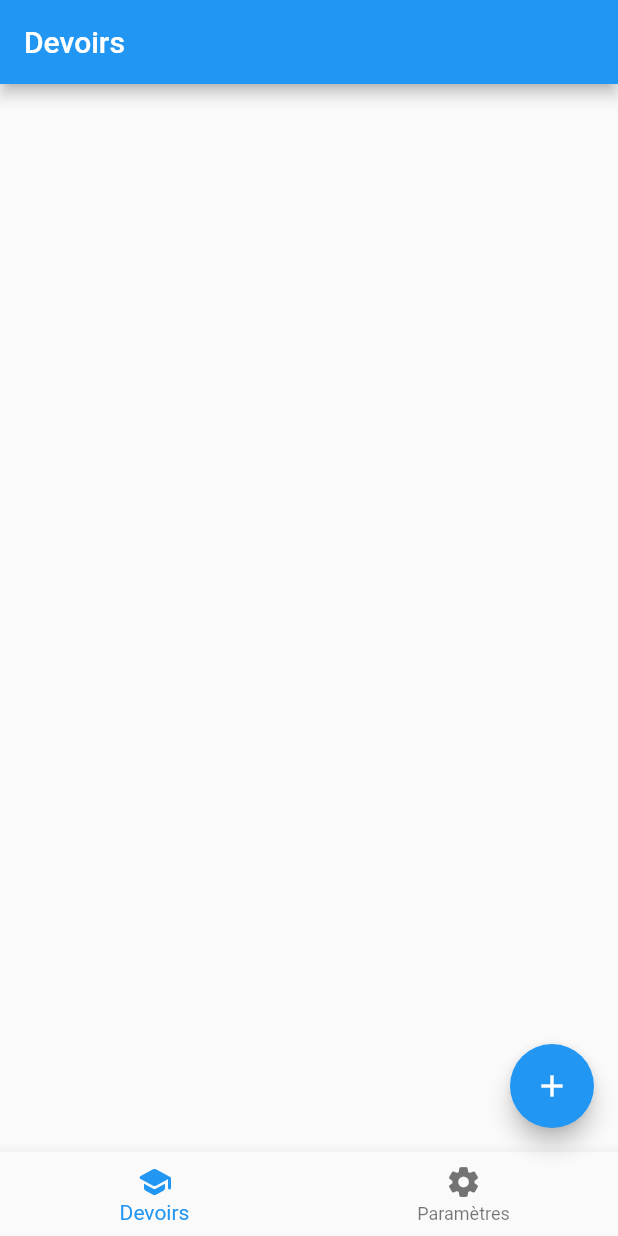
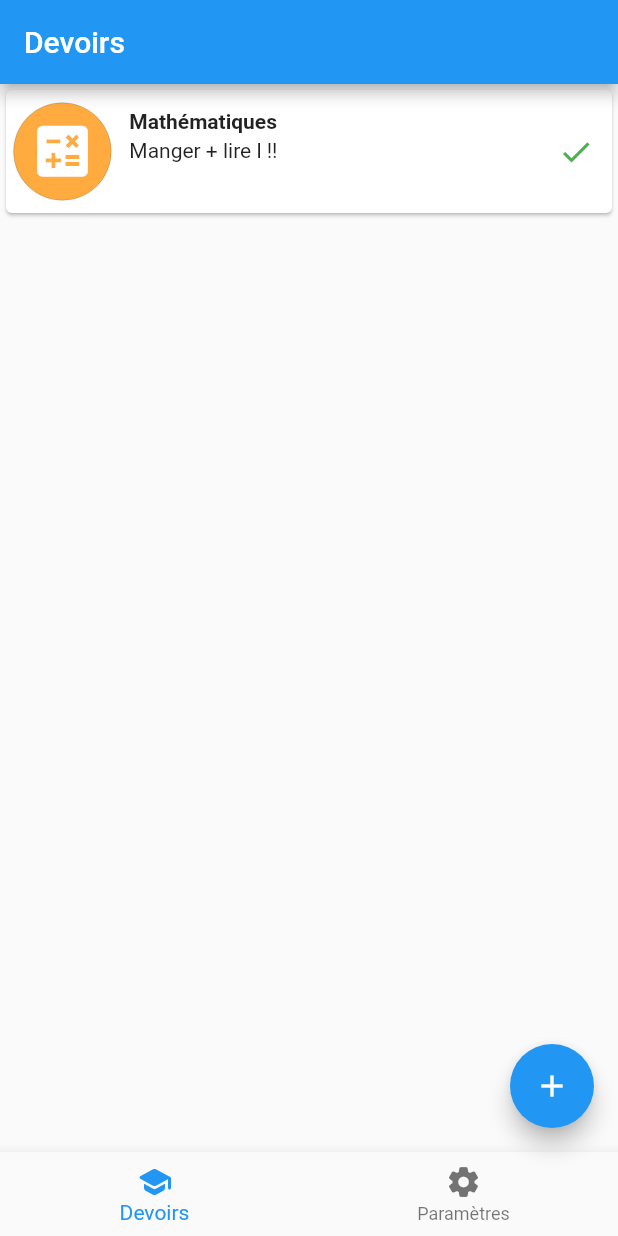
Before and after one commit to alessandrolapizza/tm_college_app, a Flutter app: the screen it shows after launch, on a phone screen of 412 x 824 dp. Run offline on Flutter 3.47's test engine with Material 2 defaults, Android fonts, the phone set to English and light mode, and no system bars.

Commit message:
créé carte de devoir

```diff
--- a/lib/widgets/main.dart
+++ b/lib/widgets/main.dart
@@ -1,4 +1,5 @@
 import 'package:flutter/material.dart';
+import "package:intl/intl.dart";
 
 import 'bottombar.dart';
 
@@ -38,6 +39,73 @@ class _MyAppState extends State<MyApp> {
         appBar: AppBar(
           title: Text(_textToShow),
         ),
+        body: Column(
+          children: [
+            InkWell(
+              onTap: () {},
+              child: Container(
+                height: 90,
+                width: double.infinity,
+                child: Card(
+                  child: Row(
+                    children: [
+                      Row(
+                        children: [
+                          Container(
+                            margin: EdgeInsets.all(5),
+                            padding: EdgeInsets.all(10),
+                            decoration: BoxDecoration(
+                              color: Colors.orangeAccent, //à construire
+                              shape: BoxShape.circle,
+                              border: Border.all(
+                                width: 0.1,
+                              ),
+                            ),
+                            child: Icon(
+                              Icons.calculate, // à construire
+                              color: Colors.white,
+                              size: 45,
+                            ),
+                          ),
+                          Container(
+                            margin: EdgeInsets.symmetric(
+                              vertical: 13,
+                              horizontal: 7,
+                            ),
+                            child: Column(
+                              children: [
+                                Text(
+                                  "Mathématiques", // à construire
+                                  style: TextStyle(fontWeight: FontWeight.w600),
+                                ),
+                                Container(
+                                  margin: EdgeInsets.only(top: 3),
+                                  child: Text(
+                                    "Manger + lire l !!",
+                                    overflow: TextOverflow.clip,
+                                  ),
+                                ), // à construire
+                              ],
+                              crossAxisAlignment: CrossAxisAlignment.start,
+                            ),
+                          ),
+                        ],
+                      ),
+                      Container(
+                        child: IconButton(
+                          onPressed: () {},
+                          icon: Icon(Icons.check),
+                          color: Colors.green,
+                        ),
+                      ),
+                    ],
+                    mainAxisAlignment: MainAxisAlignment.spaceBetween,
+                  ),
+                ),
+              ),
+            ),
+          ],
+        ),
         floatingActionButton: _indexSelected == 0
             ? FloatingActionButton(
                 onPressed: () => {},
```
